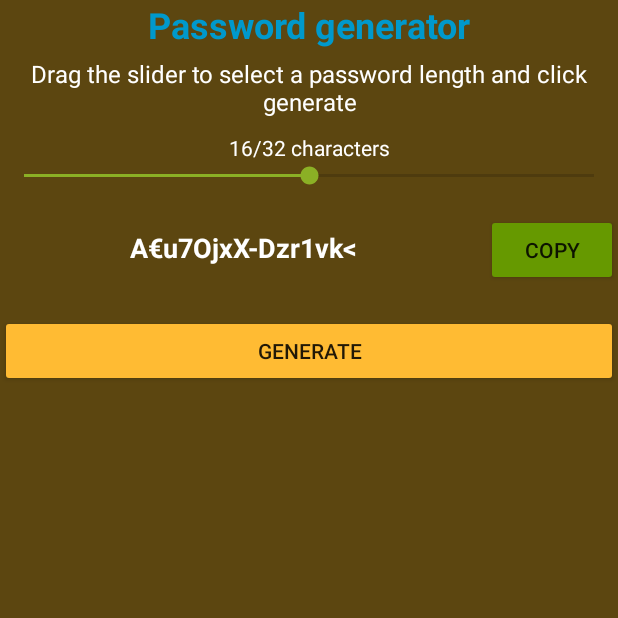
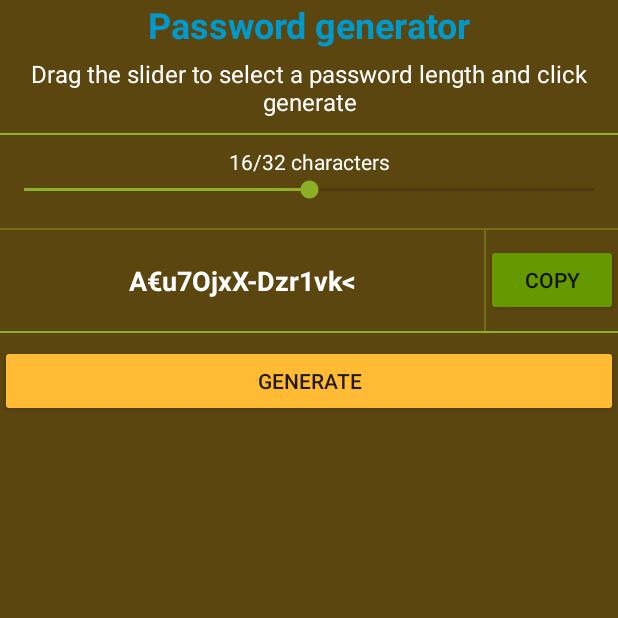
Before and after one commit to hej2010/passwordStrength, an Android app: the MainActivity screen opened directly, with no data from a screen before it, after a tap on "PASSWORD GENERATOR", on a phone screen of 412 x 824 dp, the top half of it. Run offline under Robolectric (Android 15) with nearby library versions, the phone set to English and light mode, and no system bars; our stand-ins replace AdMob.

Commit message:
UI fixes

```diff
--- a/app/src/main/res/layout/activity_generator.xml
+++ b/app/src/main/res/layout/activity_generator.xml
@@ -26,11 +26,19 @@
         android:textColor="@android:color/white"
         android:textSize="16sp" />
 
+    <View
+        android:id="@+id/view"
+        android:layout_width="match_parent"
+        android:layout_height="1dp"
+        android:layout_marginBottom="8dp"
+        android:layout_below="@id/textView4"
+        android:background="@color/colorAccent" />
+
     <TextView
         android:id="@+id/txtSeekBar"
         android:layout_width="match_parent"
         android:layout_height="wrap_content"
-        android:layout_below="@id/textView4"
+        android:layout_below="@id/view"
         android:text=""
         android:textAlignment="center"
         android:textColor="@android:color/white" />
@@ -54,11 +62,18 @@
         android:textSize="12sp"
         android:visibility="invisible" />
 
+    <View
+        android:id="@+id/view4"
+        android:layout_width="match_parent"
+        android:layout_height="1dp"
+        android:layout_below="@id/txtNotice"
+        android:background="@color/colorAccent_40_percent" />
+
     <LinearLayout
         android:id="@+id/lL"
         android:layout_width="match_parent"
         android:layout_height="wrap_content"
-        android:layout_below="@id/txtNotice"
+        android:layout_below="@id/view4"
         android:orientation="horizontal">
 
         <TextView
@@ -72,23 +87,40 @@
             android:textColor="@android:color/white"
             android:textIsSelectable="true"
             android:textSize="18sp"
-            android:textStyle="bold" />
+            android:textStyle="bold"
+            android:layout_gravity="center"
+            android:gravity="center"/>
+
+        <View
+            android:id="@+id/view3"
+            android:layout_width="1dp"
+            android:layout_height="match_parent"
+            android:background="@color/colorAccent_40_percent" />
 
         <Button
             android:id="@+id/btnCopy"
             android:layout_width="wrap_content"
             android:layout_height="wrap_content"
             android:layout_weight="0"
+            android:layout_gravity="center"
             android:backgroundTint="@android:color/holo_green_dark"
             android:onClick="onButtonClicked"
             android:text="@string/pwd_copy" />
     </LinearLayout>
 
+    <View
+        android:id="@+id/view2"
+        android:layout_width="match_parent"
+        android:layout_height="1dp"
+        android:layout_marginBottom="8dp"
+        android:layout_below="@id/lL"
+        android:background="@color/colorAccent" />
+
     <Button
         android:id="@+id/btnGenerate"
         android:layout_width="match_parent"
         android:layout_height="wrap_content"
-        android:layout_below="@id/lL"
+        android:layout_below="@id/view2"
         android:backgroundTint="@android:color/holo_orange_light"
         android:onClick="onButtonClicked"
         android:text="@string/pwd_generate" />
--- a/app/src/main/res/layout/activity_main.xml
+++ b/app/src/main/res/layout/activity_main.xml
@@ -74,8 +74,8 @@
             android:backgroundTint="@android:color/holo_blue_light"
             android:onClick="onButtonClicked"
             android:text="@string/tips"
-            android:drawableStart="@drawable/ic_lightbulb_small"
-            android:drawableLeft="@drawable/ic_lightbulb_small"
+            android:drawableStart="@drawable/ic_lightbulb_small2"
+            android:drawableLeft="@drawable/ic_lightbulb_small2"
             android:drawablePadding="-24dp"/>
 
         <Button
--- a/app/src/main/res/values/colors.xml
+++ b/app/src/main/res/values/colors.xml
@@ -3,6 +3,7 @@
     <color name="colorPrimary">#ecc93d</color>
     <color name="colorPrimaryDark">#5c4610</color>
     <color name="colorAccent">#8bb025</color>
+    <color name="colorAccent_40_percent">#638bb025</color>
 
     <!-- Screens background color-->
     <color name="bg_screen1">#f64c73</color>
--- a/app/src/main/res/values/strings.xml
+++ b/app/src/main/res/values/strings.xml
@@ -22,7 +22,7 @@
     \n\nPasswords are never stored or sent over the internet. All calculations are done locally on your device.
     </string>
 
-    <string name="tips_message"><b>Here are some tips on how to create a strong password that\'s difficult to crack.</b>\n\n
+    <string name="tips_message"><b>Here are some tips on how to create a strong password that\'s difficult to crack:</b>\n\n
         - Your password should be <b>at least</b> 8 characters long. (16+ is recommended)\n\n
     - Your password should contain <b>lower case letters</b> (\"a b c\"), \n<b>upper case letters</b> (\"A B C\"), \n<b>numbers</b> (\"1 2 3\") and
         \n<b>special characters</b> (\". % &amp; @\")
```
Also changed, not shown: app/src/main/res/drawable/ic_lightbulb_small.png (deleted), app/src/main/res/drawable/ic_lightbulb_small2.png (added), 1 other file.
